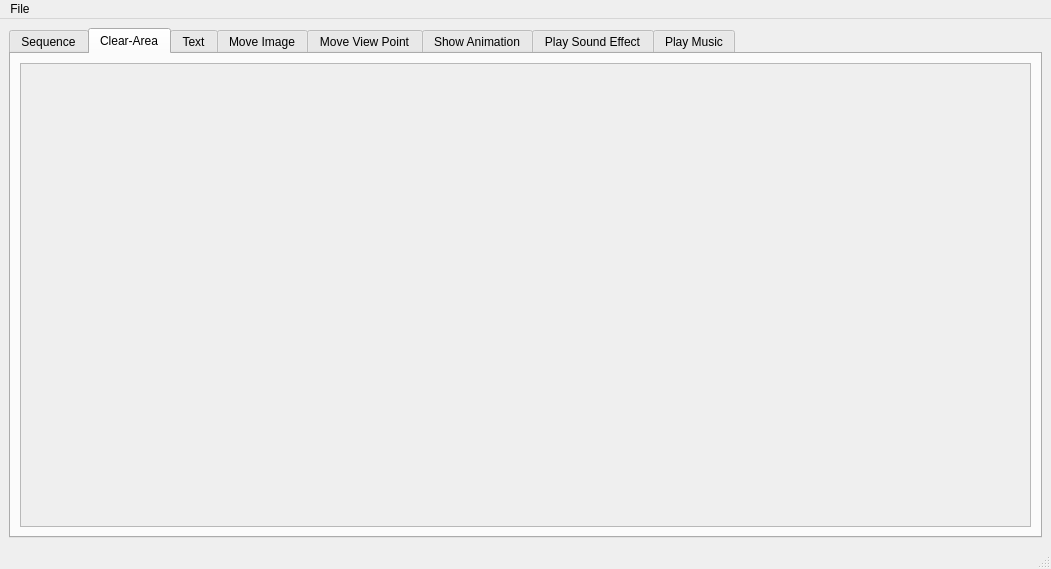
The window that editor/scenes/sceneeditorwindow.ui (protoman/rockbot) describes before a commit, drawn with Qt 5.
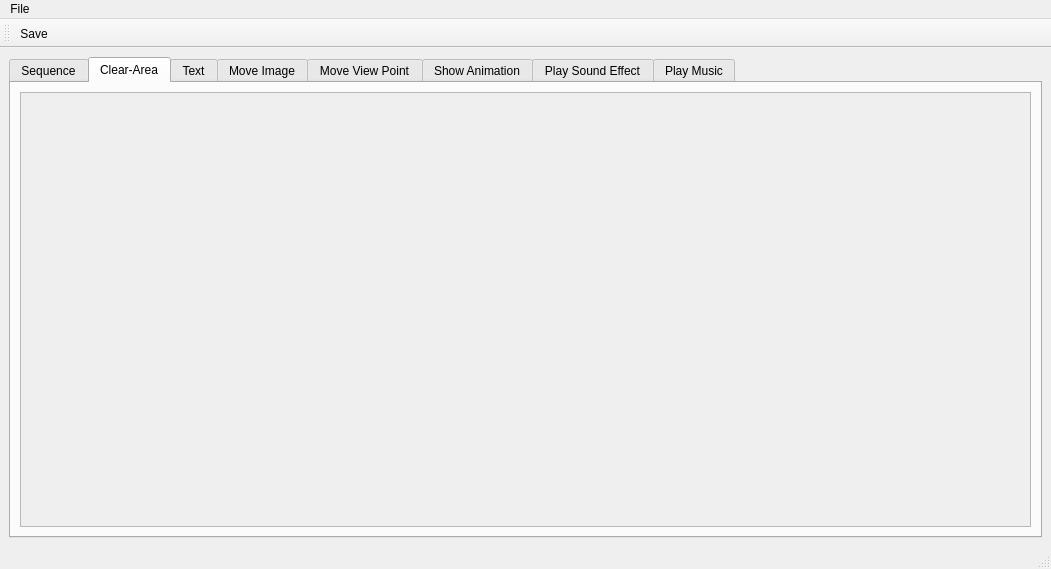
The same window after the commit. The open tabs and pages were chosen to show the change. Icons and pictures are not drawn.

Diff of the .ui file:
```diff
--- a/editor/scenes/sceneeditorwindow.ui
+++ b/editor/scenes/sceneeditorwindow.ui
@@ -59,8 +59,8 @@
             <rect>
              <x>0</x>
              <y>0</y>
-             <width>98</width>
-             <height>28</height>
+             <width>1007</width>
+             <height>432</height>
             </rect>
            </property>
           </widget>
@@ -235,6 +235,18 @@
    <addaction name="menuFile"/>
   </widget>
   <widget class="QStatusBar" name="statusbar"/>
+  <widget class="QToolBar" name="toolBar">
+   <property name="windowTitle">
+    <string>toolBar</string>
+   </property>
+   <attribute name="toolBarArea">
+    <enum>TopToolBarArea</enum>
+   </attribute>
+   <attribute name="toolBarBreak">
+    <bool>false</bool>
+   </attribute>
+   <addaction name="actionSave"/>
+  </widget>
   <action name="actionSave">
    <property name="text">
     <string>Save</string>
```
Left out of the diff: 34 changed lines with no effect on the pictures.
